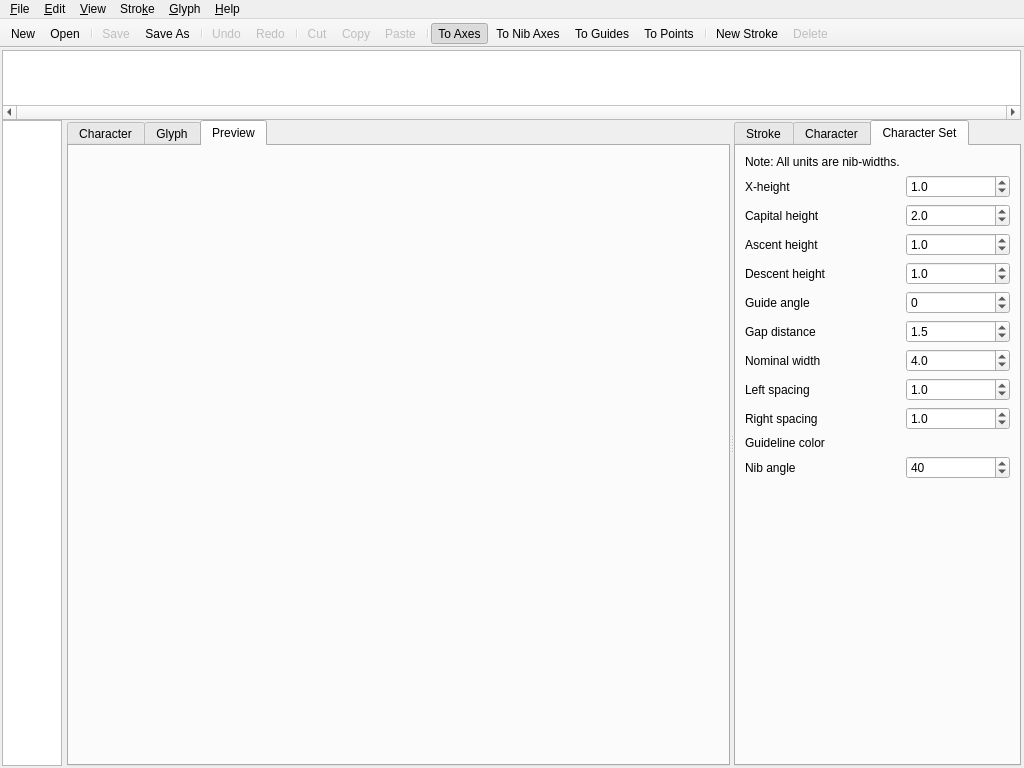
dsizzle/pytalic2, file pytalic2.ui: the form before one commit.
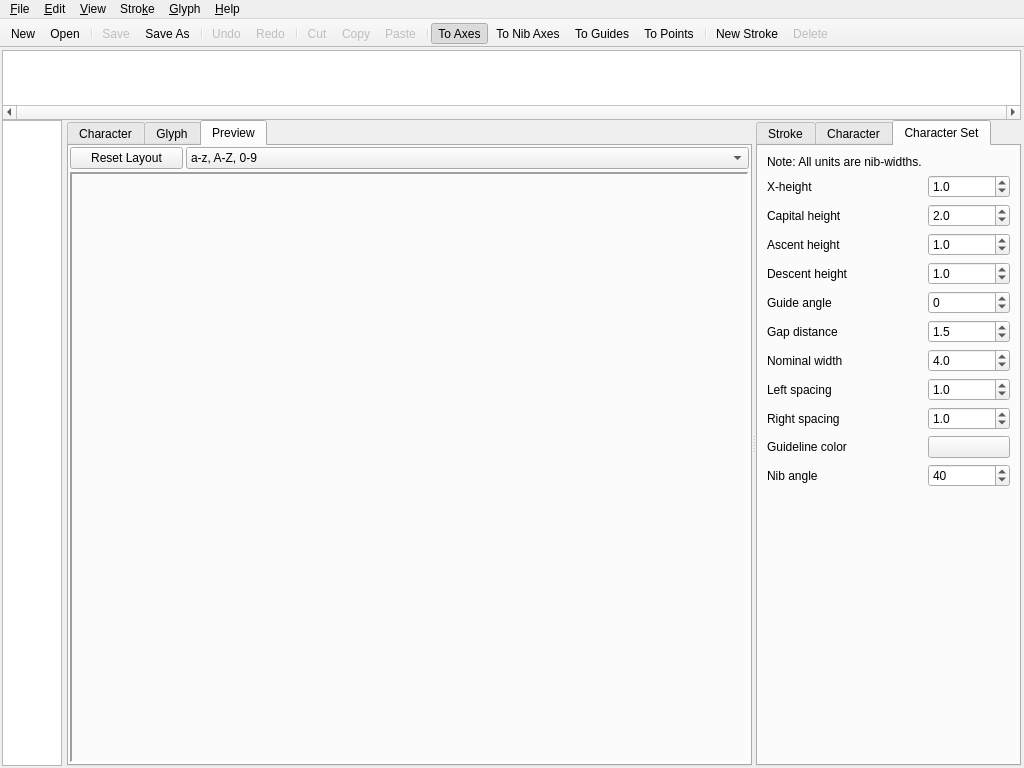
The form after the commit. The open tabs and pages were chosen to show the change. Icons and pictures are not drawn. Custom widgets are drawn as their Qt base class.

Commit message: Properly set up UI to use promoted widgets

The edit to the form file:
```diff
--- a/pytalic2.ui
+++ b/pytalic2.ui
@@ -167,11 +167,119 @@
             </attribute>
             <layout class="QVBoxLayout" name="verticalLayout_3">
              <property name="spacing">
-              <number>0</number>
+              <number>3</number>
              </property>
              <property name="margin">
-              <number>0</number>
+              <number>1</number>
              </property>
+             <item>
+              <layout class="QHBoxLayout" name="horizontalLayout_2">
+               <property name="spacing">
+                <number>3</number>
+               </property>
+               <item>
+                <widget class="QPushButton" name="layout_reset_button">
+                 <property name="sizePolicy">
+                  <sizepolicy hsizetype="Minimum" vsizetype="Fixed">
+                   <horstretch>1</horstretch>
+                   <verstretch>0</verstretch>
+                  </sizepolicy>
+                 </property>
+                 <property name="text">
+                  <string>Reset Layout</string>
+                 </property>
+                </widget>
+               </item>
+               <item>
+                <widget class="QComboBox" name="layout_combo">
+                 <property name="sizePolicy">
+                  <sizepolicy hsizetype="Preferred" vsizetype="Fixed">
+                   <horstretch>5</horstretch>
+                   <verstretch>0</verstretch>
+                  </sizepolicy>
+                 </property>
+                 <property name="frame">
+                  <bool>true</bool>
+                 </property>
+                 <item>
+                  <property name="text">
+                   <string>a-z, A-Z, 0-9</string>
+                  </property>
+                 </item>
+                 <item>
+                  <property name="text">
+                   <string>Both fickle dwarves jinx my pig quiz</string>
+                  </property>
+                 </item>
+                 <item>
+                  <property name="text">
+                   <string>The five boxing wizards jump quickly</string>
+                  </property>
+                 </item>
+                 <item>
+                  <property name="text">
+                   <string>Fix problem quickly with galvanized jets</string>
+                  </property>
+                 </item>
+                 <item>
+                  <property name="text">
+                   <string>Cozy sphinx waves quart jug of bad milk</string>
+                  </property>
+                 </item>
+                 <item>
+                  <property name="text">
+                   <string>The quick brown fox jumps over the lazy dog</string>
+                  </property>
+                 </item>
+                 <item>
+                  <property name="text">
+                   <string>Pack my red box with five dozen quality jugs</string>
+                  </property>
+                 </item>
+                 <item>
+                  <property name="text">
+                   <string>Amazingly few discotheques provide jukeboxes</string>
+                  </property>
+                 </item>
+                 <item>
+                  <property name="text">
+                   <string>Painful zombies quickly watch a jinxed graveyard</string>
+                  </property>
+                 </item>
+                 <item>
+                  <property name="text">
+                   <string>Jack quietly moved up front and seized the big ball of wax</string>
+                  </property>
+                 </item>
+                </widget>
+               </item>
+              </layout>
+             </item>
+             <item>
+              <widget class="LayoutArea" name="preview_area">
+               <property name="sizePolicy">
+                <sizepolicy hsizetype="Expanding" vsizetype="Expanding">
+                 <horstretch>0</horstretch>
+                 <verstretch>0</verstretch>
+                </sizepolicy>
+               </property>
+               <property name="mouseTracking">
+                <bool>true</bool>
+               </property>
+               <property name="focusPolicy">
+                <enum>Qt::StrongFocus</enum>
+               </property>
+               <property name="frameShape">
+                <enum>QFrame::Panel</enum>
+               </property>
+               <property name="frameShadow">
+                <enum>QFrame::Sunken</enum>
+               </property>
+               <property name="lineWidth">
+                <number>2</number>
+               </property>
+              </widget>
+             </item>
             </layout>
            </widget>
           </widget>
@@ -684,6 +792,16 @@
                </property>
               </widget>
              </item>
+             <item row="11" column="1">
+              <widget class="SelectColorButton" name="guides_color_button">
+               <property name="autoFillBackground">
+                <bool>false</bool>
+               </property>
+               <property name="text">
+                <string/>
+               </property>
+              </widget>
+             </item>
             </layout>
            </widget>
           </widget>
@@ -1246,6 +1364,25 @@
    </property>
   </action>
  </widget>
+ <customwidgets>
+  <customwidget>
+   <class>SelectColorButton</class>
+   <extends>QPushButton</extends>
+   <header>view/widgets_qt</header>
+  </customwidget>
+  <customwidget>
+   <class>DrawingArea</class>
+   <extends>QFrame</extends>
+   <header>view/paper</header>
+   <container>1</container>
+  </customwidget>
+  <customwidget>
+   <class>LayoutArea</class>
+   <extends>QFrame</extends>
+   <header>view/paper</header>
+   <container>1</container>
+  </customwidget>
+ </customwidgets>
  <resources>
   <include location="pytalic2.qrc"/>
  </resources>
```
Left out of the diff: 79 changed lines with no effect on the pictures. The commit also changes 2 other files.
